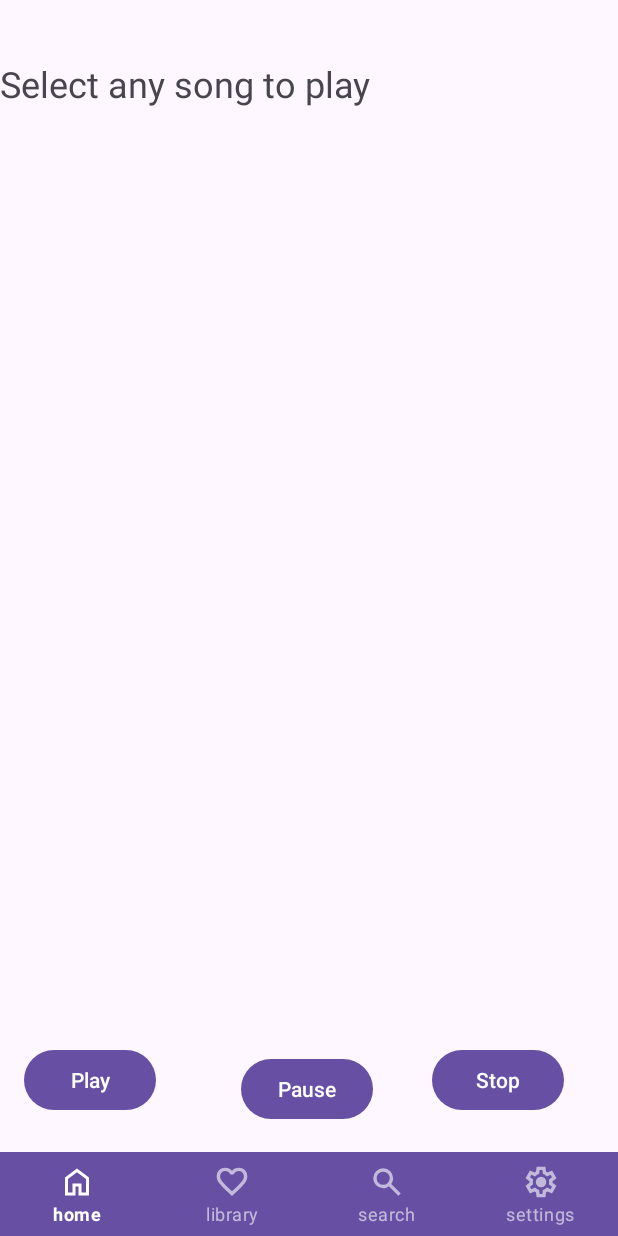
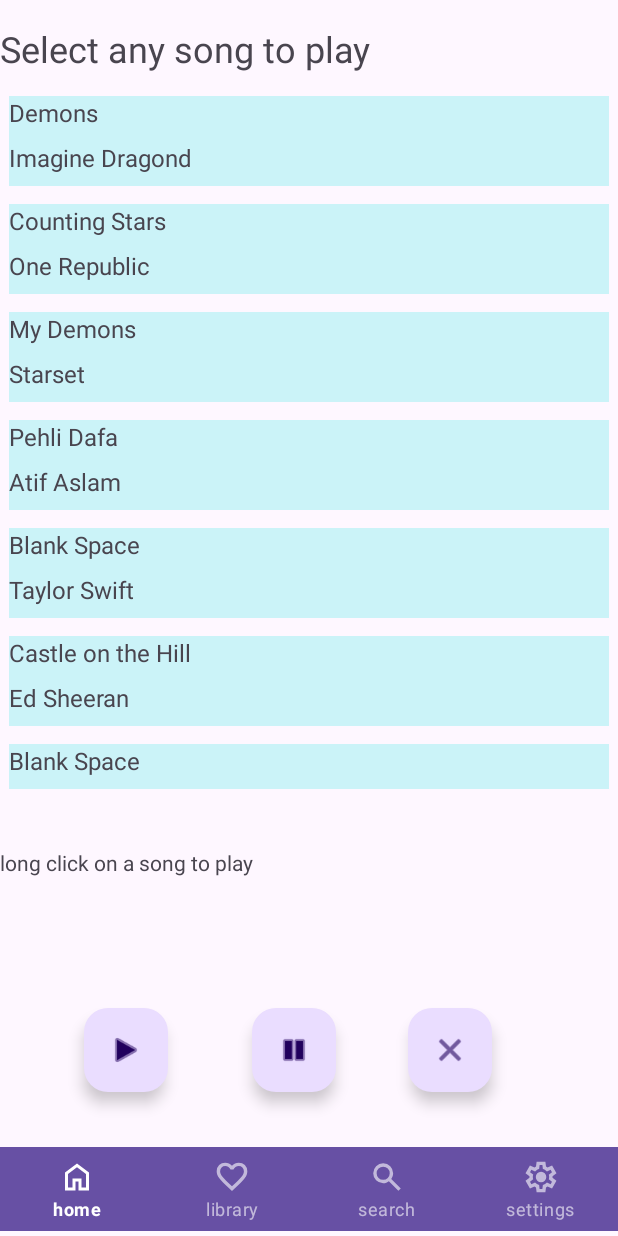
Before and after one commit to AyeshaNizam-5/AyeshaprojectV2, an Android app: the ExistingSongsActivity screen opened directly, with no data from a screen before it, on a phone screen of 412 x 824 dp. Run offline under Robolectric (Android 15) with nearby library versions, the phone set to English and light mode, and no system bars.

Commit message:
songs db and retrofit

```diff
--- a/app/src/main/java/com/ayeshanizam/ayeshaprojectv2/ExistingSongsActivity.kt
+++ b/app/src/main/java/com/ayeshanizam/ayeshaprojectv2/ExistingSongsActivity.kt
@@ -4,27 +4,44 @@ import android.content.Intent
 import android.media.MediaPlayer
 import androidx.appcompat.app.AppCompatActivity
 import android.os.Bundle
+import android.widget.Toast
+import androidx.recyclerview.widget.LinearLayoutManager
+import com.ayeshanizam.ayeshaprojectv2.adapter.localSongsAdapter
 import com.ayeshanizam.ayeshaprojectv2.databinding.ActivityExistingSongsBinding
-import com.ayeshanizam.ayeshaprojectv2.songsDB.SongTrackEntity
 import com.ayeshanizam.ayeshaprojectv2.songsDB.localSong
 import java.util.Collections
 
-class ExistingSongsActivity : AppCompatActivity() {
+class ExistingSongsActivity : AppCompatActivity() , localSongsAdapter.ICustomInterface{
     lateinit var binding: ActivityExistingSongsBinding
-    private lateinit var mediaPlayer: MediaPlayer
+    lateinit var mediaPlayer: MediaPlayer
+    lateinit var adapter: localSongsAdapter
     var existingSonglist: ArrayList<localSong> = ArrayList()
+
 
     override fun onCreate(savedInstanceState: Bundle?) {
         super.onCreate(savedInstanceState)
         binding = ActivityExistingSongsBinding.inflate(layoutInflater)
         setContentView(binding.root)
+        preparedata()
+
+        adapter = localSongsAdapter(this)
+        binding.localSongsRecyclerView.setLayoutManager(LinearLayoutManager(this))
+        binding.localSongsRecyclerView.adapter = adapter
+        adapter.setData(existingSonglist)
+
         mediaPlayer = MediaPlayer.create(this, R.raw.countingstars);
 
+        binding.fabPlay.setOnClickListener {
+            mediaPlayer.start()
+        }
+        binding.fabStop.setOnClickListener {
+            if (mediaPlayer != null) {
+                mediaPlayer.stop();
+                mediaPlayer.release();
+                mediaPlayer = MediaPlayer.create(this, R.raw.countingstars);
 
-
-
-
-
+            }
+        }
 
 
 // these following accesses the bottom navigation bar and changes from one page to another
@@ -68,9 +85,16 @@ class ExistingSongsActivity : AppCompatActivity() {
         Collections.addAll(existingSonglist,
             localSong("Demons","Imagine Dragond",R.raw.demons),
             localSong("Counting Stars","One Republic",R.raw.countingstars),
-            localSong("Demons","Imagine Dragond",R.raw.demons),
+            localSong("My Demons","Starset",R.raw.mydemons),
             localSong("Pehli Dafa","Atif Aslam",R.raw.pehlidafa),
-            localSong("Blank Space","Taylor Swift",R.raw.demons))
+            localSong("Blank Space","Taylor Swift",R.raw.blankspace),
+            localSong("Castle on the Hill","Ed Sheeran",R.raw.castleonthehill),
+            localSong("Blank Space","One Republic",R.raw.iaintworried)
+        )
+    }
+
+    override fun itemSelectedWithLongClick(item: localSong) {
+        Toast.makeText(this,"you have long clicked an item in recycler view", Toast.LENGTH_LONG).show()
     }
 
 }
--- /dev/null
+++ b/app/src/main/java/com/ayeshanizam/ayeshaprojectv2/adapter/localSongsAdapter.kt
@@ -0,0 +1,64 @@
+package com.ayeshanizam.ayeshaprojectv2.adapter
+
+import android.content.Context
+import android.view.LayoutInflater
+import android.view.View
+import android.view.ViewGroup
+import android.widget.LinearLayout
+import android.widget.TextView
+import androidx.recyclerview.widget.RecyclerView
+import com.ayeshanizam.ayeshaprojectv2.R
+import com.ayeshanizam.ayeshaprojectv2.songsDB.SongTrackEntity
+import com.ayeshanizam.ayeshaprojectv2.songsDB.localSong
+
+
+class localSongsAdapter(private val context: Context):RecyclerView.Adapter<localSongsAdapter.RecyclerViewItemHolder>() {
+    private var recyclerItemValues = emptyList<localSong>()
+    interface ICustomInterface{
+        fun itemSelectedWithLongClick(item:localSong)
+    }
+    lateinit var iCustomInterface:ICustomInterface
+
+    init {
+        iCustomInterface = context as ICustomInterface
+    }
+    fun setData(items:List<localSong>){
+        recyclerItemValues = items
+        notifyDataSetChanged()
+    }
+
+    override fun onCreateViewHolder(viewGroup: ViewGroup, viewType: Int): RecyclerViewItemHolder {
+        val inflator = LayoutInflater.from(viewGroup.context)
+        val itemView: View = inflator.inflate(R.layout.item_layout, viewGroup, false)
+        return RecyclerViewItemHolder(itemView)
+    }
+
+
+     override fun onBindViewHolder(myRecyclerViewItemHolder: RecyclerViewItemHolder, position: Int) {
+        val item = recyclerItemValues[position]
+        myRecyclerViewItemHolder.songNameSearchTV.text = item.name
+        myRecyclerViewItemHolder.artistNameSearchTV .text = item.artist
+
+        myRecyclerViewItemHolder.parentLayout.setOnLongClickListener {
+            iCustomInterface.itemSelectedWithLongClick(item)
+            true
+        }
+    }
+
+    override fun getItemCount(): Int {
+        return recyclerItemValues.size
+    }
+
+    inner class RecyclerViewItemHolder(itemView: View) : RecyclerView.ViewHolder(itemView) {
+        lateinit var parentLayout: LinearLayout
+        lateinit var artistNameSearchTV: TextView
+        lateinit var songNameSearchTV: TextView
+
+        init {
+            parentLayout = itemView.findViewById(R.id.itemLayout)
+            artistNameSearchTV = itemView.findViewById(R.id.artistNameSearchTV)
+            songNameSearchTV = itemView.findViewById(R.id.songNameSearchTV)
+
+        }
+    }
+}
--- a/app/src/main/res/layout/activity_existing_songs.xml
+++ b/app/src/main/res/layout/activity_existing_songs.xml
@@ -5,50 +5,15 @@
     android:layout_width="match_parent"
     android:layout_height="match_parent">
 
-    <Button
-        android:id="@+id/play_button"
-        android:layout_width="wrap_content"
-        android:layout_height="wrap_content"
-        android:layout_centerHorizontal="true"
-        android:layout_centerVertical="true"
-        android:layout_marginStart="16dp"
-        android:layout_marginBottom="24dp"
-        android:text="Play"
-        app:layout_constraintBottom_toTopOf="@+id/bottom_navigation"
-        app:layout_constraintStart_toStartOf="parent" />
-
-    <Button
-        android:id="@+id/pause_button"
-        android:layout_width="wrap_content"
-        android:layout_height="wrap_content"
-        android:layout_below="@id/play_button"
-        android:layout_centerHorizontal="true"
-        android:layout_marginEnd="39dp"
-        android:text="Pause"
-        app:layout_constraintBottom_toBottomOf="parent"
-        app:layout_constraintEnd_toStartOf="@+id/stop_button"
-        app:layout_constraintTop_toTopOf="parent"
-        app:layout_constraintVertical_bias="0.905" />
-
-    <Button
-        android:id="@+id/stop_button"
-        android:layout_width="wrap_content"
-        android:layout_height="wrap_content"
-        android:layout_below="@id/pause_button"
-        android:layout_centerHorizontal="true"
-        android:layout_marginStart="288dp"
-        android:layout_marginBottom="24dp"
-        android:text="Stop"
-        app:layout_constraintBottom_toTopOf="@+id/bottom_navigation"
-        app:layout_constraintStart_toStartOf="parent" />
-
     <TextView
         android:id="@+id/textView"
         android:layout_width="0dp"
         android:layout_height="wrap_content"
-        android:layout_marginTop="39dp"
+        android:layout_marginTop="16dp"
+        android:layout_marginBottom="9dp"
         android:text="Select any song to play"
         android:textSize="24sp"
+        app:layout_constraintBottom_toTopOf="@+id/localSongsRecyclerView"
         app:layout_constraintEnd_toEndOf="parent"
         app:layout_constraintStart_toStartOf="parent"
         app:layout_constraintTop_toTopOf="parent" />
@@ -58,10 +23,70 @@
         style="@style/Widget.MaterialComponents.BottomNavigationView.Colored"
         android:layout_width="wrap_content"
         android:layout_height="wrap_content"
+        android:layout_marginBottom="3dp"
         app:labelVisibilityMode="labeled"
         app:layout_constraintBottom_toBottomOf="parent"
         app:layout_constraintStart_toStartOf="parent"
+        app:layout_constraintTop_toBottomOf="@+id/textView2"
         app:menu="@menu/bottom_navigation_menu"
         tools:ignore="MissingConstraints" />
 
+    <androidx.recyclerview.widget.RecyclerView
+        android:id="@+id/localSongsRecyclerView"
+        android:layout_width="0dp"
+        android:layout_height="0dp"
+        android:layout_marginBottom="39dp"
+        app:layout_constraintBottom_toTopOf="@+id/textView2"
+        app:layout_constraintEnd_toEndOf="parent"
+        app:layout_constraintStart_toStartOf="parent"
+        app:layout_constraintTop_toBottomOf="@+id/textView" />
+
+    <TextView
+        android:id="@+id/textView2"
+        android:layout_width="match_parent"
+        android:layout_height="45dp"
+        android:layout_marginBottom="154dp"
+        android:text="long click on a song to play"
+        app:layout_constraintBottom_toTopOf="@+id/bottom_navigation"
+        app:layout_constraintEnd_toEndOf="parent"
+        app:layout_constraintHorizontal_bias="0.0"
+        app:layout_constraintStart_toStartOf="parent"
+        app:layout_constraintTop_toBottomOf="@+id/localSongsRecyclerView" />
+
+    <com.google.android.material.floatingactionbutton.FloatingActionButton
+        android:id="@+id/fabPause"
+        android:layout_width="wrap_content"
+        android:layout_height="wrap_content"
+        android:layout_gravity="bottom|right"
+        android:layout_marginEnd="188dp"
+        android:layout_marginBottom="96dp"
+        android:contentDescription="pause"
+        app:layout_constraintBottom_toBottomOf="parent"
+        app:layout_constraintEnd_toEndOf="parent"
+        app:srcCompat="@android:drawable/ic_media_pause" />
+
+    <com.google.android.material.floatingactionbutton.FloatingActionButton
+        android:id="@+id/fabStop"
+        android:layout_width="wrap_content"
+        android:layout_height="wrap_content"
+        android:layout_gravity="bottom|right"
+        android:layout_marginEnd="84dp"
+        android:layout_marginBottom="96dp"
+        android:contentDescription="Stop"
+        app:layout_constraintBottom_toBottomOf="parent"
+        app:layout_constraintEnd_toEndOf="parent"
+        app:srcCompat="@android:drawable/ic_menu_close_clear_cancel" />
+
+    <com.google.android.material.floatingactionbutton.FloatingActionButton
+        android:id="@+id/fabPlay"
+        android:layout_width="wrap_content"
+        android:layout_height="wrap_content"
+        android:layout_gravity="bottom|right"
+        android:layout_marginEnd="300dp"
+        android:layout_marginBottom="96dp"
+        android:contentDescription="play"
+        app:layout_constraintBottom_toBottomOf="parent"
+        app:layout_constraintEnd_toEndOf="parent"
+        app:srcCompat="@android:drawable/ic_media_play" />
+
 </androidx.constraintlayout.widget.ConstraintLayout>
--- a/app/src/main/res/layout/activity_main.xml
+++ b/app/src/main/res/layout/activity_main.xml
@@ -9,43 +9,49 @@
 
     <EditText
         android:id="@+id/etSearchBar"
-        android:layout_width="303dp"
-        android:layout_height="49dp"
+        android:layout_width="290dp"
+        android:layout_height="50dp"
         android:layout_marginStart="4dp"
         android:layout_marginTop="36dp"
+        android:layout_marginEnd="16dp"
+        android:layout_marginBottom="13dp"
         android:hint="Search for music info"
+        app:layout_constraintEnd_toStartOf="@+id/topsearchBtn"
         app:layout_constraintStart_toStartOf="parent"
         app:layout_constraintTop_toTopOf="parent" />
-
 
     <Button
         android:id="@+id/topsearchBtn"
         android:layout_width="wrap_content"
         android:layout_height="wrap_content"
         android:layout_marginTop="36dp"
+        android:layout_marginBottom="14dp"
         android:text="Search"
         app:layout_constraintEnd_toEndOf="parent"
+        app:layout_constraintStart_toEndOf="@+id/etSearchBar"
         app:layout_constraintTop_toTopOf="parent" />
 
     <com.google.android.material.bottomnavigation.BottomNavigationView
         android:id="@+id/bottom_navigation"
         style="@style/Widget.MaterialComponents.BottomNavigationView.Colored"
-        android:layout_width="match_parent"
+        android:layout_width="0dp"
         android:layout_height="wrap_content"
         app:labelVisibilityMode="labeled"
         app:layout_constraintBottom_toBottomOf="parent"
+        app:layout_constraintEnd_toEndOf="parent"
         app:layout_constraintStart_toStartOf="parent"
         app:menu="@menu/bottom_navigation_menu"
         tools:ignore="MissingConstraints" />
 
     <androidx.recyclerview.widget.RecyclerView
         android:id="@+id/searchedSongsRecycler"
-        android:layout_width="match_parent"
-        android:layout_height="573dp"
-        android:layout_marginBottom="61dp"
+        android:layout_width="0dp"
+        android:layout_height="0dp"
+        android:layout_marginBottom="56dp"
         app:layout_constraintBottom_toBottomOf="parent"
         app:layout_constraintEnd_toEndOf="parent"
-        app:layout_constraintStart_toStartOf="parent" />
+        app:layout_constraintStart_toStartOf="parent"
+        app:layout_constraintTop_toBottomOf="@+id/etSearchBar" />
 
 
 </androidx.constraintlayout.widget.ConstraintLayout>
--- a/app/src/main/res/layout/item_layout.xml
+++ b/app/src/main/res/layout/item_layout.xml
@@ -3,20 +3,20 @@
     android:id="@+id/itemLayout"
     android:layout_width="match_parent"
     android:layout_height="wrap_content"
-    android:layout_margin="10dp"
+    android:layout_margin="6dp"
     android:background="#CBF3F8"
     android:orientation="vertical">
 
     <TextView
         android:id="@+id/songNameSearchTV"
         android:layout_width="match_parent"
-        android:layout_height="40dp"
+        android:layout_height="30dp"
         android:textSize="16sp" />
 
     <TextView
         android:id="@+id/artistNameSearchTV"
         android:layout_width="match_parent"
-        android:layout_height="40dp"
+        android:layout_height="30dp"
         android:textSize="16sp" />
 
 </LinearLayout>
```
Also changed, not shown: 4 other files.
